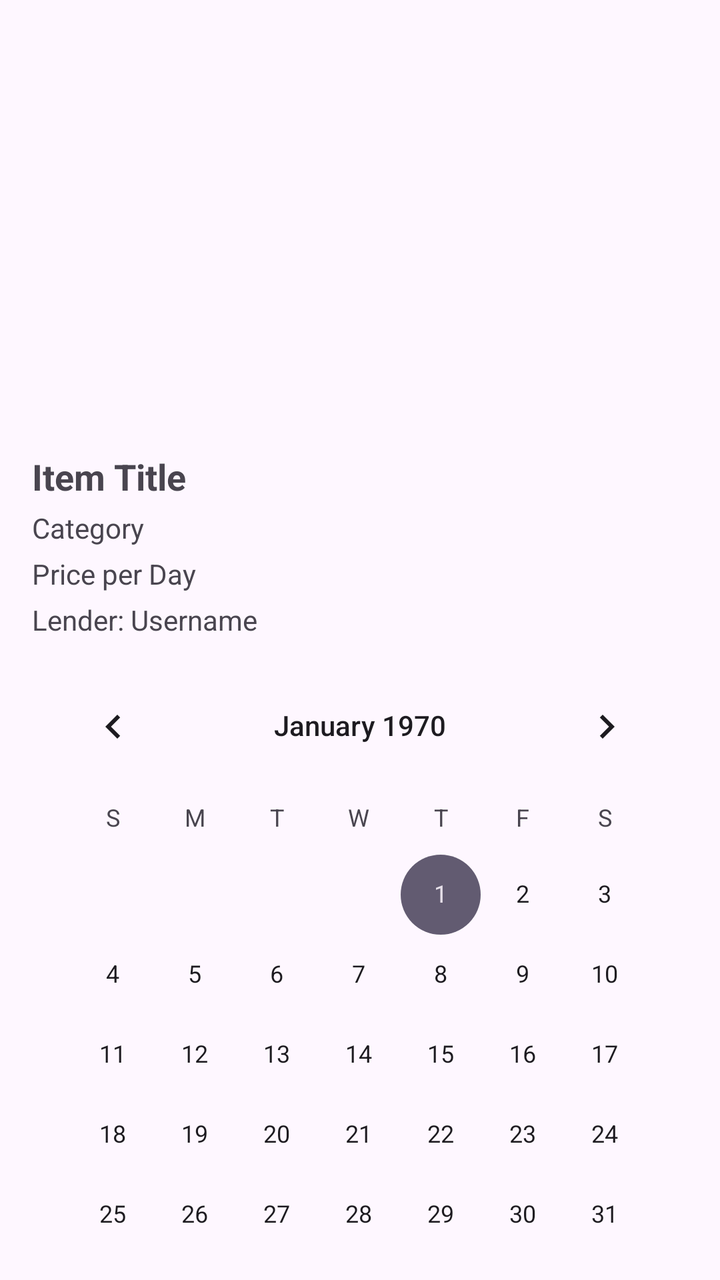
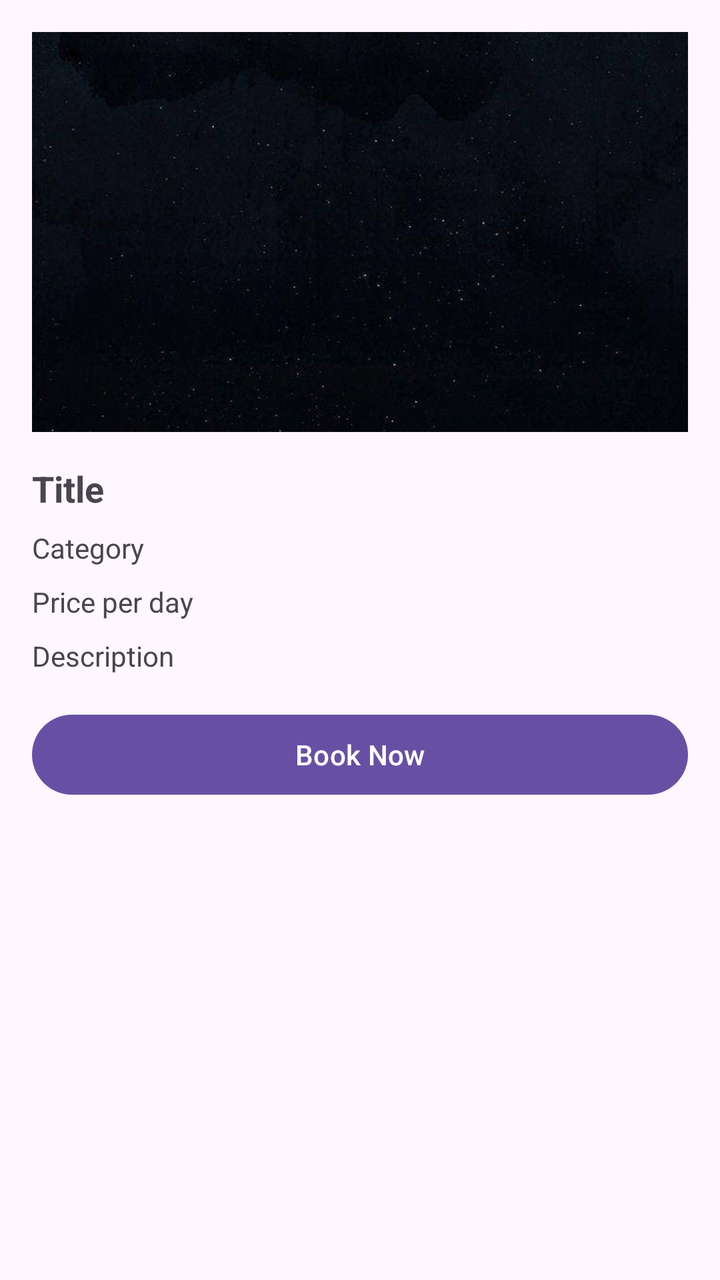

Two renders of the same Android screen: before a commit and after it. Below are the layout's source before the change and the commit's diff.
<!-- AndroidManifest.xml: application theme Theme.MyApplication -->
<!-- res/layout/activity_item_details.xml -->
<LinearLayout xmlns:android="http://schemas.android.com/apk/res/android"
    android:layout_width="match_parent"
    android:layout_height="match_parent"
    android:orientation="vertical"
    android:padding="16dp">

    
    <ImageView
        android:id="@+id/itemImageView"
        android:layout_width="match_parent"
        android:layout_height="200dp"
        android:scaleType="centerCrop" />

    
    <TextView
        android:id="@+id/itemTitle"
        android:layout_width="wrap_content"
        android:layout_height="wrap_content"
        android:text="Item Title"
        android:textStyle="bold"
        android:textSize="18sp"
        android:layout_marginTop="10dp" />

    <TextView
        android:id="@+id/itemCategory"
        android:layout_width="wrap_content"
        android:layout_height="wrap_content"
        android:text="Category"
        android:layout_marginTop="4dp" />

    <TextView
        android:id="@+id/itemPrice"
        android:layout_width="wrap_content"
        android:layout_height="wrap_content"
        android:text="Price per Day"
        android:layout_marginTop="4dp" />

    <TextView
        android:id="@+id/itemLender"
        android:layout_width="wrap_content"
        android:layout_height="wrap_content"
        android:text="Lender: Username"
        android:layout_marginTop="4dp" />

    
    <CalendarView
        android:id="@+id/rentalCalendar"
        android:layout_width="match_parent"
        android:layout_height="wrap_content"
        android:layout_marginTop="10dp" />

    
    <Button
        android:id="@+id/bookNowButton"
        android:layout_width="match_parent"
        android:layout_height="wrap_content"
        android:text="Book Now"
        android:layout_marginTop="20dp"
        android:background="#2A4CE3"
        android:textColor="#ffffff" />
</LinearLayout>
<!-- resources referenced by this layout -->
<resources>
  <style name="Theme.MyApplication" parent="Base.Theme.MyApplication" />
  <style name="Base.Theme.MyApplication" parent="Theme.Material3.DayNight.NoActionBar">
          
          
      </style>
</resources>

<!-- the commit's change to res/layout/activity_item_details.xml (unified diff, before → after) -->
@@ -4,58 +4,47 @@
     android:orientation="vertical"
     android:padding="16dp">
 
-    
     <ImageView
         android:id="@+id/itemImageView"
         android:layout_width="match_parent"
         android:layout_height="200dp"
-        android:scaleType="centerCrop" />
+        android:scaleType="centerCrop"
+        android:src="@drawable/background" />
 
-    
     <TextView
         android:id="@+id/itemTitle"
         android:layout_width="wrap_content"
         android:layout_height="wrap_content"
-        android:text="Item Title"
+        android:text="Title"
         android:textStyle="bold"
         android:textSize="18sp"
-        android:layout_marginTop="10dp" />
+        android:layout_marginTop="16dp" />
 
     <TextView
         android:id="@+id/itemCategory"
         android:layout_width="wrap_content"
         android:layout_height="wrap_content"
         android:text="Category"
-        android:layout_marginTop="4dp" />
+        android:layout_marginTop="8dp" />
 
     <TextView
         android:id="@+id/itemPrice"
         android:layout_width="wrap_content"
         android:layout_height="wrap_content"
-        android:text="Price per Day"
-        android:layout_marginTop="4dp" />
+        android:text="Price per day"
+        android:layout_marginTop="8dp" />
 
     <TextView
-        android:id="@+id/itemLender"
+        android:id="@+id/itemDescription"
         android:layout_width="wrap_content"
         android:layout_height="wrap_content"
-        android:text="Lender: Username"
-        android:layout_marginTop="4dp" />
+        android:text="Description"
+        android:layout_marginTop="8dp" />
 
-    
-    <CalendarView
-        android:id="@+id/rentalCalendar"
-        android:layout_width="match_parent"
-        android:layout_height="wrap_content"
-        android:layout_marginTop="10dp" />
-
-    
     <Button
         android:id="@+id/bookNowButton"
         android:layout_width="match_parent"
         android:layout_height="wrap_content"
         android:text="Book Now"
-        android:layout_marginTop="20dp"
-        android:background="#2A4CE3"
-        android:textColor="#ffffff" />
+        android:layout_marginTop="16dp" />
 </LinearLayout>
<!-- resource entries referenced after the edit -->
@@ -1,5 +1,6 @@
 <!-- resources referenced by this layout -->
 <resources>
+  <!-- drawable background: jpg bitmap (drawable, 57994 bytes) -->
   <style name="Theme.MyApplication" parent="Base.Theme.MyApplication" />
   <style name="Base.Theme.MyApplication" parent="Theme.Material3.DayNight.NoActionBar">
           
